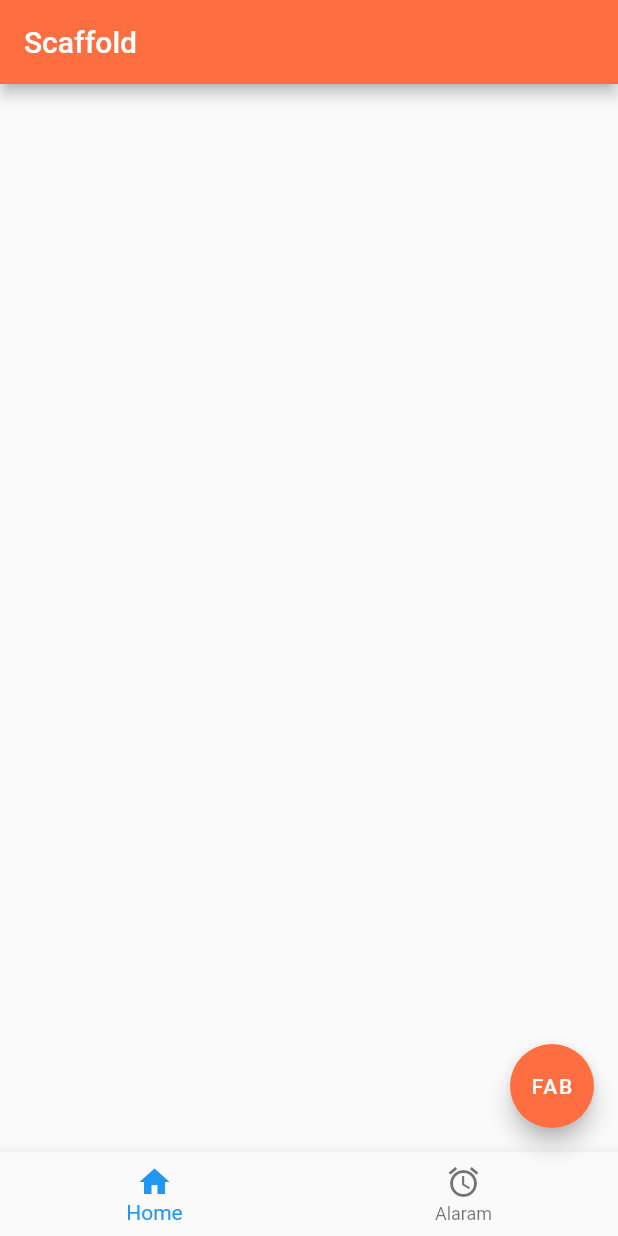
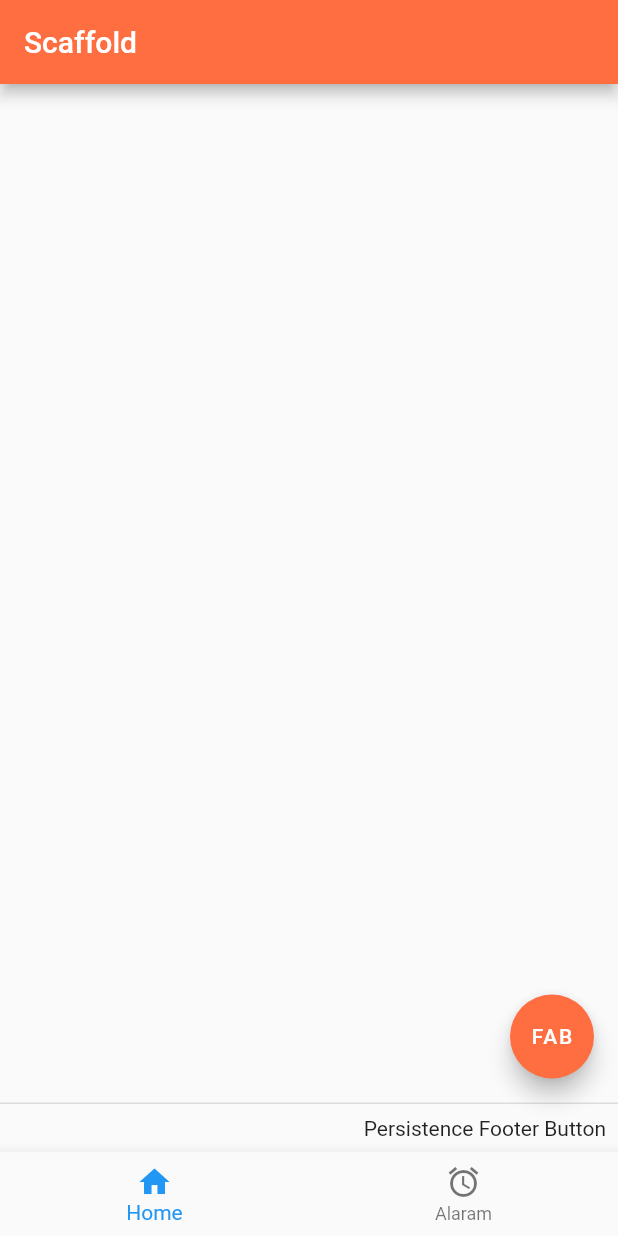
Before and after one commit to pradeepnegi88/flutter_list_view, a Flutter app: the screen it shows after launch, on a phone screen of 412 x 824 dp. Run offline on Flutter 3.47's test engine with Material 2 defaults, Android fonts, the phone set to English and light mode, and no system bars.

Commit message:
persistent footer button

```diff
--- a/lib/ScaffoldWidget.dart
+++ b/lib/ScaffoldWidget.dart
@@ -20,6 +20,9 @@ class ScaffoldWidget extends StatelessWidget {
           BottomNavigationBarItem(
               icon: Icon(Icons.access_alarm), title: Text("Alaram"))
         ]),
+        persistentFooterButtons: <Widget>[
+          Text("Persistence Footer Button")
+        ],
       ),
     );
   }
```
